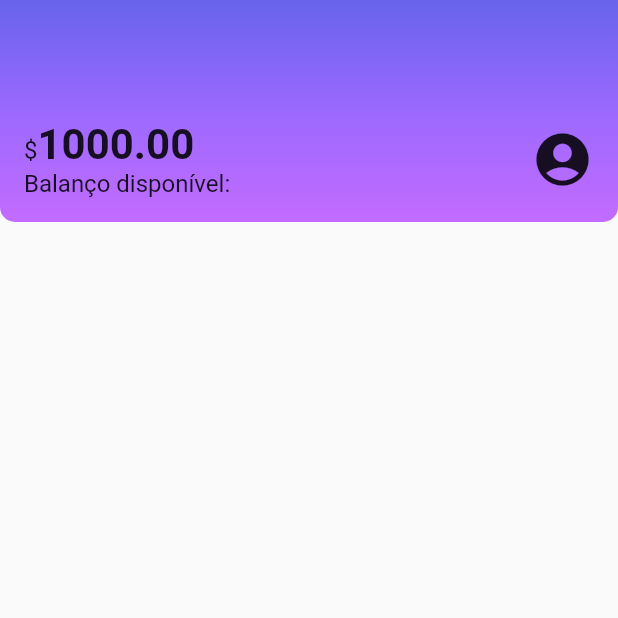
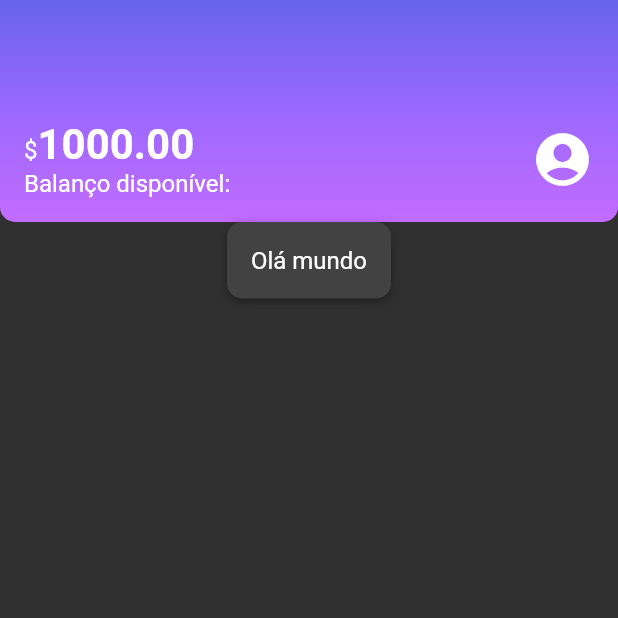
Before and after one commit to felipejoazeiro/alura_studies, a Flutter app: the screen it shows after launch, on a phone screen of 412 x 824 dp, the top half of it. Run offline on Flutter 3.47's test engine with Material 2 defaults, Android fonts, the phone set to English and light mode, and no system bars; our stand-ins replace google_fonts, logger, shared_preferences, sqflite; missing offline and left inert: http_interceptor; accounts and stored records are empty; project files that could hold a hidden picture were left out.

Commit message:
padrão de cor e padrão de texto criado.

```diff
--- /dev/null
+++ b/alubank/lib/components/box_card.dart
@@ -0,0 +1,19 @@
+import 'package:flutter/material.dart';
+
+class BoxCard extends StatelessWidget {
+  final Widget boxContent;
+  const BoxCard({Key? key, required this.boxContent}) : super(key: key);
+
+  @override
+  Widget build(BuildContext context) {
+    return Container(
+      padding: const EdgeInsets.all(16),
+      decoration: BoxDecoration(
+        boxShadow: kElevationToShadow[3],
+        borderRadius: BorderRadius.circular(10),
+        color: Theme.of(context).cardColor,
+      ),
+      child: boxContent,
+    );
+  }
+}
--- /dev/null
+++ b/alubank/lib/components/color_dot.dart
@@ -0,0 +1,13 @@
+import 'package:flutter/material.dart';
+
+class ColorDot extends StatelessWidget {
+  final Color color;
+  const ColorDot({Key? key, required this.color}) : super(key: key);
+
+  @override
+  Widget build(BuildContext context) {
+    return Container(
+
+    );
+  }
+}
--- a/alubank/lib/components/sections/header.dart
+++ b/alubank/lib/components/sections/header.dart
@@ -1,3 +1,4 @@
+import 'package:alubank/themes/theme_colors.dart';
 import 'package:flutter/material.dart';
 
 class Header extends StatelessWidget {
@@ -10,16 +11,12 @@ class Header extends StatelessWidget {
         gradient: LinearGradient(
           begin: Alignment.topCenter,
           end: Alignment.bottomCenter,
-          colors: <Color>[
-            Color.fromRGBO(103, 99, 234, 1),
-            Color.fromRGBO(155, 105, 254, 1),
-            Color.fromRGBO(195, 107, 255, 1.0)
-          ],
+          colors: ThemeColors.headerGradient,
         ),
         borderRadius: BorderRadius.vertical(bottom: Radius.circular(10)),
       ),
-      child: const Padding(
-        padding: EdgeInsets.fromLTRB(16, 80, 16, 16),
+      child: Padding(
+        padding: const EdgeInsets.fromLTRB(16, 80, 16, 16),
         child: Row(
           mainAxisAlignment: MainAxisAlignment.spaceBetween,
           children: <Widget>[
@@ -29,18 +26,16 @@ class Header extends StatelessWidget {
                 Text.rich(
                   TextSpan(
                     text: '\$',
-                    style: TextStyle(fontSize: 16),
                     children: <TextSpan>[
                       TextSpan(
-                          text: '1000.00',
-                          style: TextStyle(
-                              fontSize: 28, fontWeight: FontWeight.bold)),
+                        text: '1000.00',
+                        style: Theme.of(context).textTheme.bodyLarge,
+                      ),
                     ],
                   ),
                 ),
                 Text(
                   'Balanço disponível:',
-                  style: TextStyle(fontSize: 16),
                 ),
               ],
             ),
--- a/alubank/lib/main.dart
+++ b/alubank/lib/main.dart
@@ -1,4 +1,5 @@
 import 'package:alubank/screens/home.dart';
+import 'package:alubank/themes/my_theme.dart';
 import 'package:flutter/material.dart';
 
 void main() {
@@ -10,9 +11,10 @@ class Alubank extends StatelessWidget {
 
   @override
   Widget build(BuildContext context) {
-    return const MaterialApp(
+    return MaterialApp(
       title: 'Alubank',
-      home: Home(),
+      theme: MyTheme,
+      home: const Home(),
     );
   }
 }
--- a/alubank/lib/screens/home.dart
+++ b/alubank/lib/screens/home.dart
@@ -1,3 +1,4 @@
+import 'package:alubank/components/box_card.dart';
 import 'package:alubank/components/sections/header.dart';
 import 'package:flutter/material.dart';
 
@@ -10,6 +11,7 @@ class Home extends StatelessWidget {
       body: Column(
         children: <Widget>[
           Header(),
+          BoxCard(boxContent: Text('Olá mundo')),
         ],
       ),
     );
--- /dev/null
+++ b/alubank/lib/themes/my_theme.dart
@@ -0,0 +1,17 @@
+import 'package:alubank/themes/theme_colors.dart';
+import 'package:flutter/material.dart';
+
+ThemeData MyTheme = ThemeData(
+  primarySwatch: ThemeColors.primaryColor,
+  primaryColor: ThemeColors.primaryColor,
+  brightness: Brightness.dark,
+  textTheme: const TextTheme(
+    bodyMedium: TextStyle(
+      fontSize: 16,
+    ),
+    bodyLarge: TextStyle(
+      fontSize: 28,
+      fontWeight: FontWeight.bold,
+    ),
+  ),
+);
--- /dev/null
+++ b/alubank/lib/themes/theme_colors.dart
@@ -0,0 +1,10 @@
+import 'package:flutter/material.dart';
+
+class ThemeColors {
+  static const MaterialColor primaryColor = Colors.purple;
+  static const List<Color> headerGradient = [
+    Color.fromRGBO(103, 99, 234, 1),
+    Color.fromRGBO(155, 105, 254, 1),
+    Color.fromRGBO(195, 107, 255, 1.0)
+  ];
+}
```
